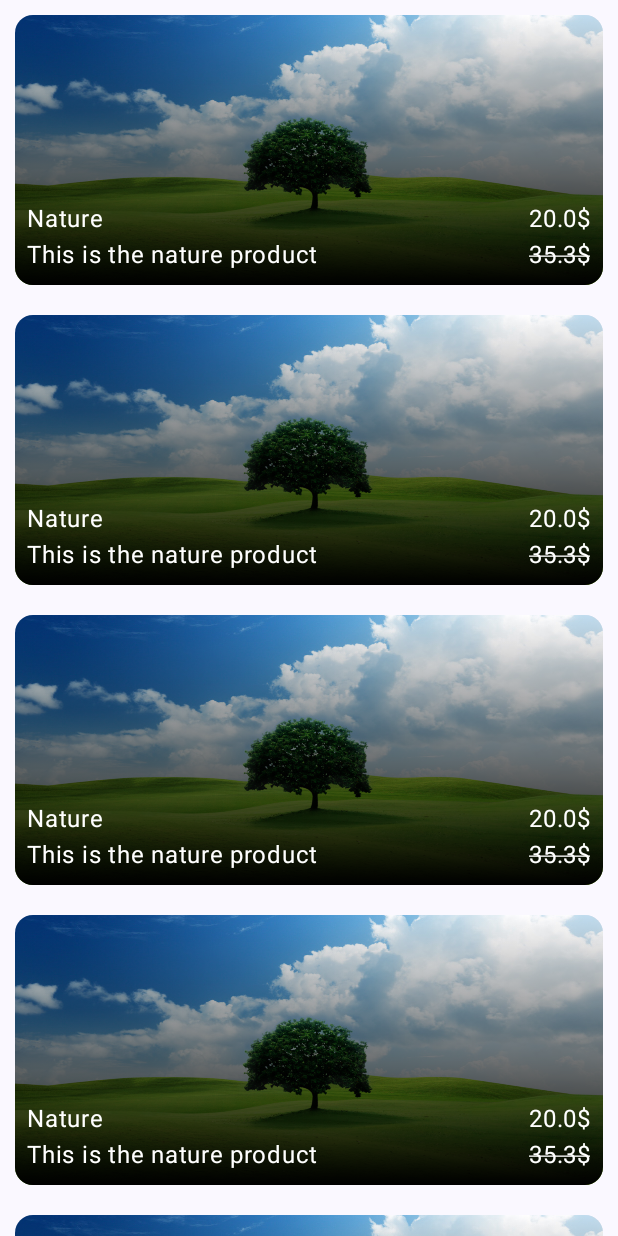
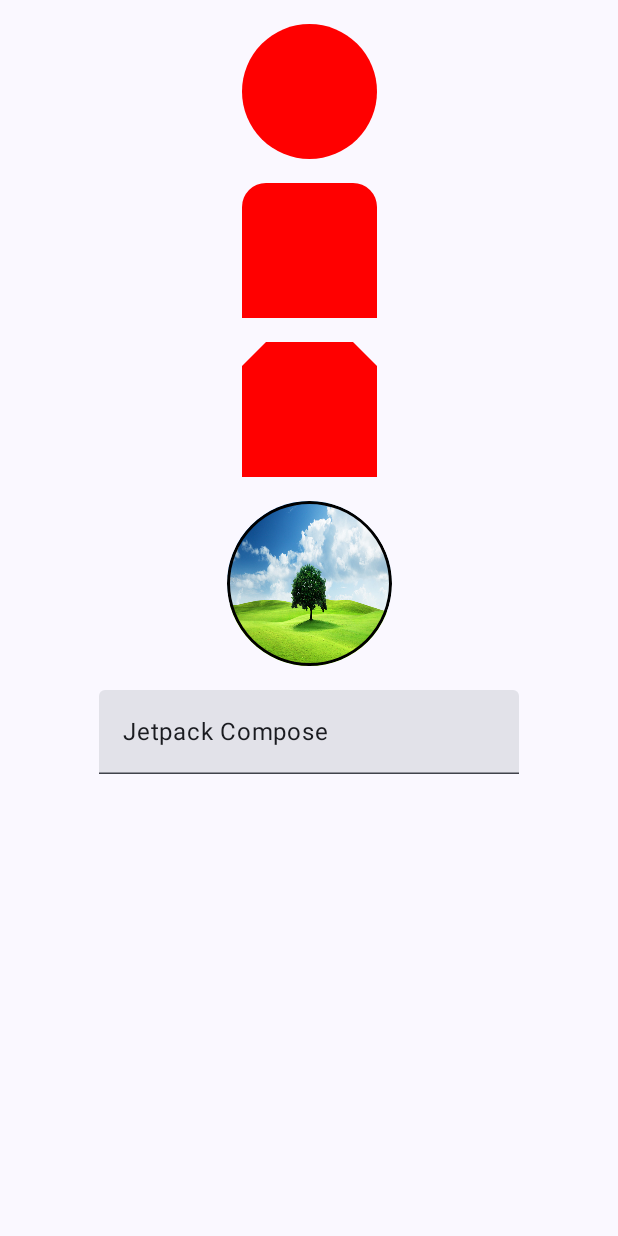
Before and after one commit to ShahramJavadi/Jetpack-Compose-, an Android app built with Jetpack Compose: the screen it shows after launch (MainActivity), on a phone screen of 412 x 824 dp. Run offline under Robolectric (Android 15) with nearby library versions, the phone set to English and light mode, and no system bars.

Commit message:
working with shapes and TextField

```diff
--- a/app/src/main/java/com/example/jetpackcompose/MainActivity.kt
+++ b/app/src/main/java/com/example/jetpackcompose/MainActivity.kt
@@ -19,7 +19,12 @@ import androidx.compose.foundation.layout.fillMaxSize
 import androidx.compose.foundation.layout.fillMaxWidth
 import androidx.compose.foundation.layout.height
 import androidx.compose.foundation.layout.padding
+import androidx.compose.foundation.layout.size
+import androidx.compose.foundation.layout.wrapContentSize
+import androidx.compose.foundation.layout.wrapContentWidth
 import androidx.compose.foundation.rememberScrollState
+import androidx.compose.foundation.shape.CircleShape
+import androidx.compose.foundation.shape.CutCornerShape
 import androidx.compose.foundation.shape.RoundedCornerShape
 import androidx.compose.foundation.verticalScroll
 import androidx.compose.material3.Button
@@ -28,6 +33,7 @@ import androidx.compose.material3.CardElevation
 import androidx.compose.material3.Scaffold
 import androidx.compose.material3.Surface
 import androidx.compose.material3.Text
+import androidx.compose.material3.TextField
 import androidx.compose.runtime.Composable
 import androidx.compose.runtime.getValue
 import androidx.compose.runtime.mutableStateOf
@@ -35,8 +41,10 @@ import androidx.compose.runtime.remember
 import androidx.compose.runtime.setValue
 import androidx.compose.ui.Alignment
 import androidx.compose.ui.Modifier
+import androidx.compose.ui.draw.clip
 import androidx.compose.ui.graphics.Brush
 import androidx.compose.ui.graphics.Color
+import androidx.compose.ui.graphics.Shape
 import androidx.compose.ui.graphics.painter.Painter
 import androidx.compose.ui.layout.ContentScale
 import androidx.compose.ui.res.painterResource
@@ -44,9 +52,11 @@ import androidx.compose.ui.text.SpanStyle
 import androidx.compose.ui.text.buildAnnotatedString
 import androidx.compose.ui.text.font.FontStyle
 import androidx.compose.ui.text.font.FontWeight
+import androidx.compose.ui.text.input.TextFieldValue
 import androidx.compose.ui.text.style.TextDecoration
 import androidx.compose.ui.text.withStyle
 import androidx.compose.ui.tooling.preview.Preview
+import androidx.compose.ui.unit.Dp
 import androidx.compose.ui.unit.dp
 import androidx.compose.ui.unit.sp
 import com.example.jetpackcompose.ui.theme.JetPackComposeTheme
@@ -69,57 +79,34 @@ class MainActivity : ComponentActivity() {
 fun InitUi() {
 
     Surface(modifier = Modifier.fillMaxSize()) { ->
-        Column(modifier = Modifier.verticalScroll(rememberScrollState())) {
+        Column(
+            modifier = Modifier
+                .verticalScroll(rememberScrollState())
+                .fillMaxWidth()
+                .wrapContentWidth(Alignment.CenterHorizontally),
+            horizontalAlignment = Alignment.CenterHorizontally
+        ) {
 
-            CreateListItem(
+
+            Spacer(modifier = Modifier.height(16.dp))
+            GenerateShape(shape = CircleShape, size = 90.dp, color = Color.Red)
+            Spacer(modifier = Modifier.height(16.dp))
+
+            GenerateShape(shape = RoundedCornerShape(16.dp, 16.dp), size = 90.dp, color = Color.Red)
+            Spacer(modifier = Modifier.height(16.dp))
+
+            GenerateShape(shape = CutCornerShape(16.dp, 16.dp), size = 90.dp, color = Color.Red)
+            Spacer(modifier = Modifier.height(16.dp))
+
+            CreateCircleImage(
                 painter = painterResource(id = R.drawable.nature),
-                title = "Nature",
-                description = "This is the nature product",
-                price = "35.3$",
-                discountedPrice = "20.0$"
+                size = 110.dp,
+                borderWidth = 2.dp,
+                borderColor = Color.Black
             )
-            CreateListItem(
-                painter = painterResource(id = R.drawable.nature),
-                title = "Nature",
-                description = "This is the nature product",
-                price = "35.3$",
-                discountedPrice = "20.0$"
-            )
-            CreateListItem(
-                painter = painterResource(id = R.drawable.nature),
-                title = "Nature",
-                description = "This is the nature product",
-                price = "35.3$",
-                discountedPrice = "20.0$"
-            )
-            CreateListItem(
-                painter = painterResource(id = R.drawable.nature),
-                title = "Nature",
-                description = "This is the nature product",
-                price = "35.3$",
-                discountedPrice = "20.0$"
-            )
-            CreateListItem(
-                painter = painterResource(id = R.drawable.nature),
-                title = "Nature",
-                description = "This is the nature product",
-                price = "35.3$",
-                discountedPrice = "20.0$"
-            )
-            CreateListItem(
-                painter = painterResource(id = R.drawable.nature),
-                title = "Nature",
-                description = "This is the nature product",
-                price = "35.3$",
-                discountedPrice = "20.0$"
-            )
-            CreateListItem(
-                painter = painterResource(id = R.drawable.nature),
-                title = "Nature",
-                description = "This is the nature product",
-                price = "35.3$",
-                discountedPrice = "20.0$"
-            )
+            Spacer(modifier = Modifier.height(16.dp))
+
+            CreateTextField()
 //            CreateColumn(
 //                name = "Android",
 //                modifier = Modifier.padding(innerPadding)
@@ -168,20 +155,32 @@ fun CreateListItem(
                     ),
             ) {}
 
-            Box(modifier = Modifier.fillMaxSize().padding(8.dp), contentAlignment = Alignment.BottomCenter){
+            Box(
+                modifier = Modifier
+                    .fillMaxSize()
+                    .padding(8.dp), contentAlignment = Alignment.BottomCenter
+            ) {
                 Column {
-                    Row(modifier = Modifier.fillMaxWidth(),
-                        horizontalArrangement = Arrangement.SpaceBetween) {
+                    Row(
+                        modifier = Modifier.fillMaxWidth(),
+                        horizontalArrangement = Arrangement.SpaceBetween
+                    ) {
 
                         Text(text = title, color = Color.White)
                         Text(text = discountedPrice, color = Color.White)
 
                     }
 
-                    Row(modifier = Modifier.fillMaxWidth(),
-                        horizontalArrangement = Arrangement.SpaceBetween) {
+                    Row(
+                        modifier = Modifier.fillMaxWidth(),
+                        horizontalArrangement = Arrangement.SpaceBetween
+                    ) {
                         Text(text = description, color = Color.White)
-                        Text(text = price , color = Color.White, textDecoration = TextDecoration.LineThrough)
+                        Text(
+                            text = price,
+                            color = Color.White,
+                            textDecoration = TextDecoration.LineThrough
+                        )
                     }
                 }
             }
@@ -192,6 +191,46 @@ fun CreateListItem(
     }
 
 
+}
+
+
+@Composable
+fun CreateTextField() {
+
+    var textState by remember {
+
+        mutableStateOf(TextFieldValue("Jetpack Compose"))
+    }
+
+    TextField(value = textState, onValueChange = { textState = it })
+
+}
+
+@Composable
+fun CreateCircleImage(painter: Painter, size: Dp, borderWidth: Dp, borderColor: Color) {
+
+
+    Image(
+        painter = painter, contentDescription = null, modifier = Modifier
+            .clip(CircleShape)
+            .size(size)
+            .border(borderWidth, borderColor, CircleShape),
+        contentScale = ContentScale.FillBounds
+    )
+
+
+}
+
+
+@Composable
+fun GenerateShape(shape: Shape, size: Dp, color: Color) {
+
+    Box(
+        modifier = Modifier
+            .clip(shape)
+            .size(size)
+            .background(color)
+    )
 }
 
 @Composable
```
